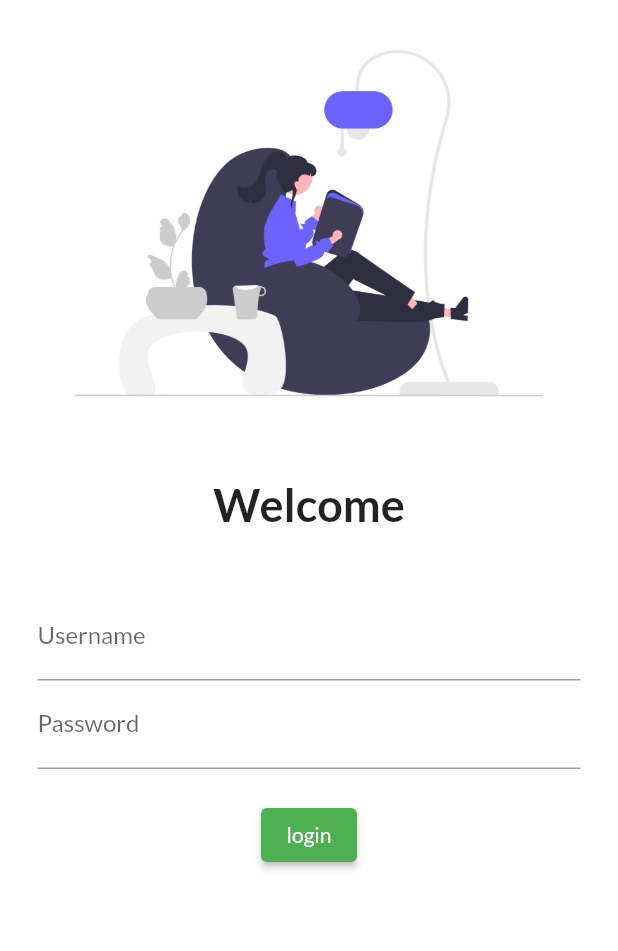
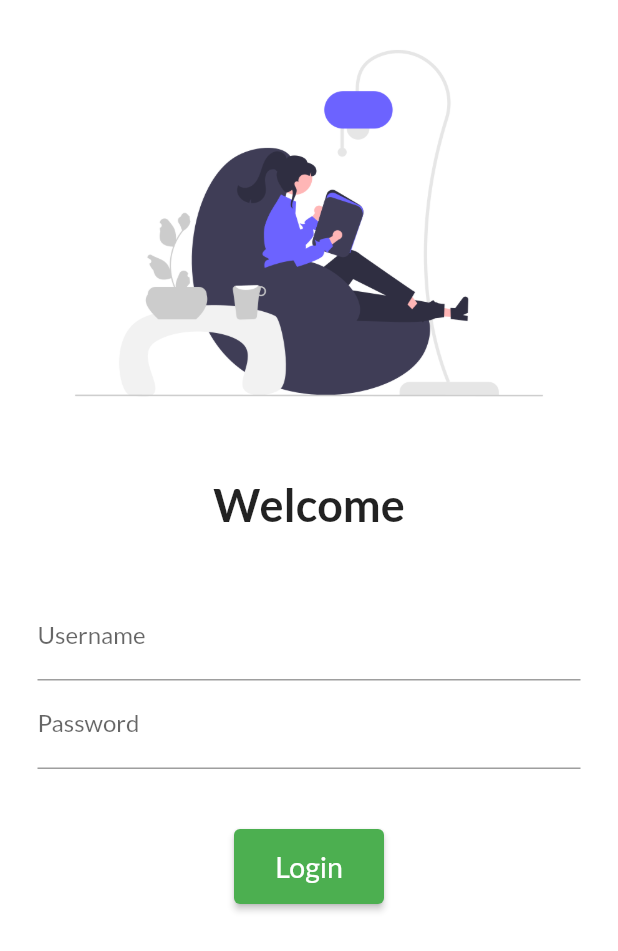
Before and after one commit to pattuli/flutter_catalog, a Flutter app: the screen it shows after launch, on a phone screen of 412 x 824 dp. Shown: the top 951 px of the screen. Run offline on Flutter 3.47's test engine with Material 2 defaults, Android fonts, the phone set to English and light mode, and no system bars; our stand-ins replace google_fonts.

Commit message:
day-5 completed

```diff
--- a/lib/main.dart
+++ b/lib/main.dart
@@ -1,6 +1,7 @@
 import 'package:flutter/material.dart';
 import 'package:flutter_catalog/pages/home_page.dart';
 import 'package:flutter_catalog/pages/login_page.dart';
+import 'package:flutter_catalog/utils/routes.dart';
 import 'package:google_fonts/google_fonts.dart';
 
 void main() {
@@ -20,8 +21,8 @@ class MyApp extends StatelessWidget {
       ),
       routes: {
         "/": (context) => Loginpage(),
-        "/home": (context) => Homepage(),
-        "/login": (context) => Loginpage(),
+        Myroutes.HomeRoute: (context) => Homepage(),
+        Myroutes.LoginRoute: (context) => Loginpage(),
       },
     );
   }
--- a/lib/pages/login_page.dart
+++ b/lib/pages/login_page.dart
@@ -1,7 +1,7 @@
-// import 'package:flutter/gestures.dart';
 import 'dart:io';
 
 import 'package:flutter/material.dart';
+import 'package:flutter_catalog/utils/routes.dart';
 
 class Loginpage extends StatelessWidget {
   const Loginpage({Key? key}) : super(key: key);
@@ -10,6 +10,7 @@ class Loginpage extends StatelessWidget {
   Widget build(BuildContext context) {
     return Material(
         color: Colors.white,
+        child: SingleChildScrollView(
           child: Column(
             children: [
               Image.asset(
@@ -29,13 +30,14 @@ class Loginpage extends StatelessWidget {
                 height: 25,
               ),
               Padding(
-              padding:
-                  const EdgeInsets.symmetric(vertical: 16.0, horizontal: 25.0),
+                padding: const EdgeInsets.symmetric(
+                    vertical: 16.0, horizontal: 25.0),
                 child: Column(
                   children: [
                     TextFormField(
                       decoration: InputDecoration(
-                        hintText: "Enter Your Username", labelText: "Username"),
+                          hintText: "Enter Your Username",
+                          labelText: "Username"),
                     ),
                     TextFormField(
                       obscureText: true,
@@ -45,19 +47,23 @@ class Loginpage extends StatelessWidget {
                       ),
                     ),
                     SizedBox(
-                    height: 20,
+                      height: 40,
                     ),
                     ElevatedButton(
-                    child: Text("login"),
+                      child: Text(
+                        "Login",
+                        style: TextStyle(fontSize: 19),
+                      ),
+                      style: TextButton.styleFrom(minimumSize: Size(100, 50)),
                       onPressed: () {
-                      // print("Wow");
-                      Link("https://www.pbastakoti.com.np");
+                        Navigator.pushNamed(context, Myroutes.HomeRoute);
                       },
                     )
                   ],
                 ),
               )
             ],
+          ),
         ));
   }
 }
--- /dev/null
+++ b/lib/utils/routes.dart
@@ -0,0 +1,4 @@
+class Myroutes {
+  static String LoginRoute = "/login";
+  static String HomeRoute = "/home";
+}
```
Lines whose indentation alone changed are shown as unchanged.
